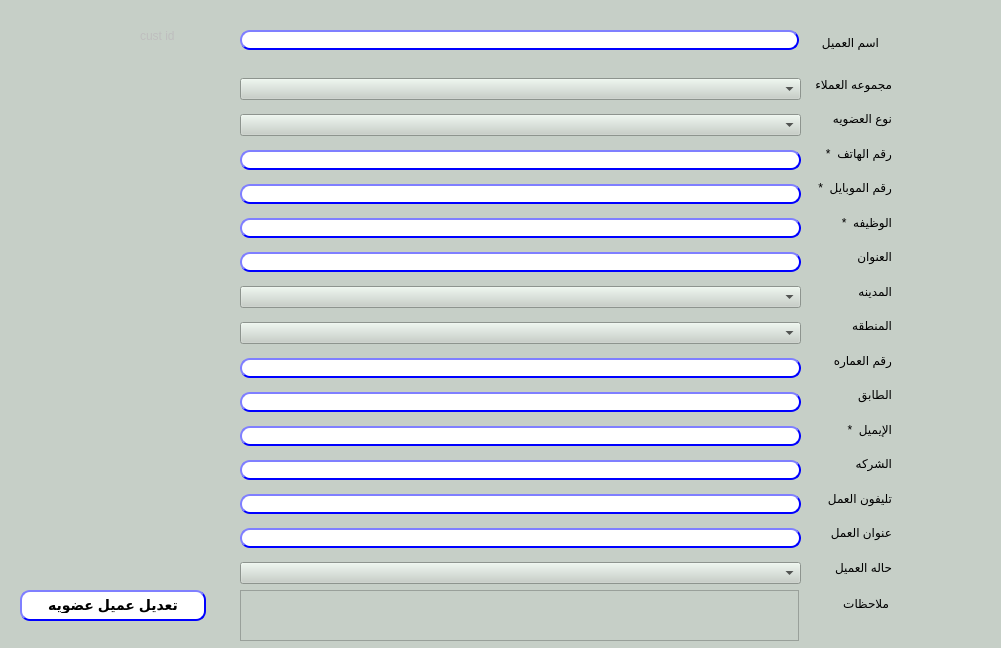
First picture: the form in presentation/loyalty_ui/modifyCustomer.ui, repository shymaa123456/HyperPOS2020, before the edit.
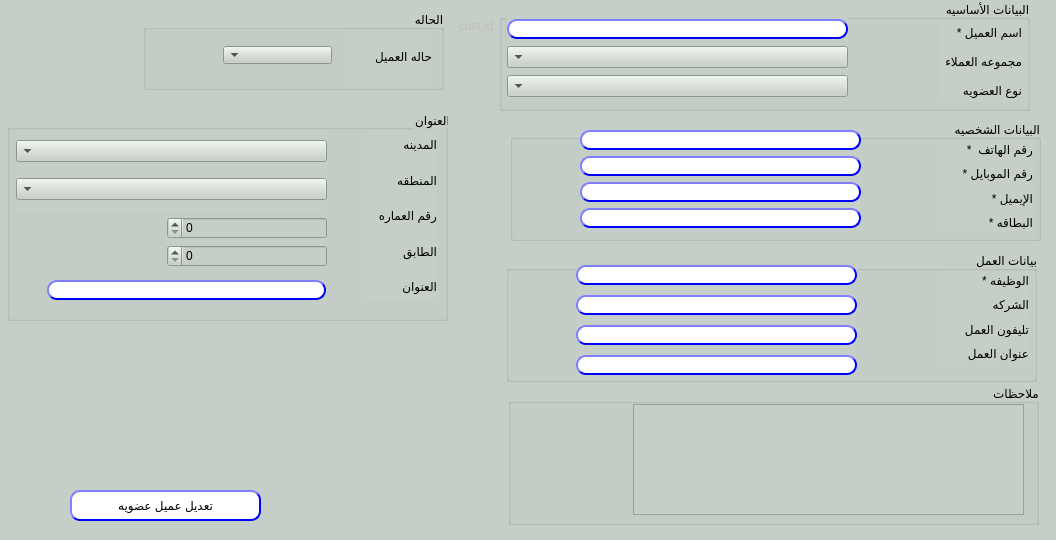
Second picture: the form after the edit.

What changed in the file:
```diff
--- a/presentation/loyalty_ui/modifyCustomer.ui
+++ b/presentation/loyalty_ui/modifyCustomer.ui
@@ -6,106 +6,88 @@
    <rect>
     <x>0</x>
     <y>0</y>
-    <width>1001</width>
-    <height>648</height>
+    <width>1056</width>
+    <height>540</height>
    </rect>
   </property>
-  <property name="acceptDrops">
-   <bool>false</bool>
+  <property name="sizePolicy">
+   <sizepolicy hsizetype="Fixed" vsizetype="Fixed">
+    <horstretch>0</horstretch>
+    <verstretch>0</verstretch>
+   </sizepolicy>
   </property>
   <property name="windowTitle">
    <string>تعديل عميل</string>
   </property>
-  <property name="autoFillBackground">
-   <bool>false</bool>
-  </property>
   <property name="styleSheet">
    <string notr="true">background-color: rgb(198, 207, 199);</string>
   </property>
-  <widget class="QWidget" name="verticalLayoutWidget">
+  <widget class="QPushButton" name="BTN_modifyCustomer">
    <property name="geometry">
     <rect>
-     <x>811</x>
-     <y>70</y>
-     <width>81</width>
-     <height>511</height>
+     <x>70</x>
+     <y>490</y>
+     <width>191</width>
+     <height>31</height>
     </rect>
    </property>
-   <layout class="QVBoxLayout" name="verticalLayout">
-    <item>
-     <widget class="QLabel" name="label_17">
-      <property name="text">
-       <string>مجموعه العملاء</string>
-      </property>
-     </widget>
-    </item>
-    <item>
-     <widget class="QLabel" name="label_14">
+   <property name="styleSheet">
+    <string notr="true">QPushButton{
+                                        background-color: white;
+                                        border-style: outset;
+                                        border-width: 2px;
+                                        border-radius: 10px;
+                                        border-color: blue;
+                                        min-width: 6em;
+                                        }
+                                        QPushButton:hover {
+                                        background: qradialgradient(
+                                        cx: 0.3, cy: -0.4, fx: 0.3, fy: -0.4,
+                                        radius: 1.35, stop: 0 #fff, stop: 1 #bbb
+                                        );
+                                        }
+                                        QPushButton:pressed {
+                                        border-style: inset;
+                                        background: qradialgradient(
+                                        cx: 0.4, cy: -0.1, fx: 0.4, fy: -0.1,
+                                        radius: 1.35, stop: 0 #fff, stop: 1 #ddd
+                                        );
+                                        }
+                                    </string>
+   </property>
       <property name="text">
-       <string>نوع العضويه</string>
-      </property>
-     </widget>
-    </item>
-    <item>
-     <widget class="QLabel" name="label_2">
-      <property name="text">
-       <string>رقم الهاتف  *</string>
-      </property>
-     </widget>
-    </item>
-    <item>
-     <widget class="QLabel" name="label">
-      <property name="text">
-       <string>رقم الموبايل  *</string>
-      </property>
-     </widget>
-    </item>
+    <string>تعديل عميل عضويه</string>
+   </property>
+  </widget>
+  <widget class="QGroupBox" name="groupBox_2">
+   <property name="geometry">
+    <rect>
+     <x>506</x>
+     <y>251</y>
+     <width>531</width>
+     <height>131</height>
+    </rect>
+   </property>
+   <property name="layoutDirection">
+    <enum>Qt::RightToLeft</enum>
+   </property>
+   <property name="title">
+    <string>بيانات العمل</string>
+   </property>
+   <widget class="QWidget" name="verticalLayoutWidget_7">
+    <property name="geometry">
+     <rect>
+      <x>432</x>
+      <y>20</y>
+      <width>91</width>
+      <height>91</height>
+     </rect>
+    </property>
+    <layout class="QVBoxLayout" name="verticalLayout_7">
     <item>
      <widget class="QLabel" name="label_4">
       <property name="text">
-       <string>الوظيفه  *</string>
-      </property>
-     </widget>
-    </item>
-    <item>
-     <widget class="QLabel" name="label_6">
-      <property name="text">
-       <string>العنوان</string>
-      </property>
-     </widget>
-    </item>
-    <item>
-     <widget class="QLabel" name="label_5">
-      <property name="text">
-       <string>المدينه</string>
-      </property>
-     </widget>
-    </item>
-    <item>
-     <widget class="QLabel" name="label_8">
-      <property name="text">
-       <string>المنطقه</string>
-      </property>
-     </widget>
-    </item>
-    <item>
-     <widget class="QLabel" name="label_7">
-      <property name="text">
-       <string>رقم العماره</string>
-      </property>
-     </widget>
-    </item>
-    <item>
-     <widget class="QLabel" name="label_9">
-      <property name="text">
-       <string>الطابق</string>
-      </property>
-     </widget>
-    </item>
-    <item>
-     <widget class="QLabel" name="label_10">
-      <property name="text">
-       <string>اﻹيميل  *</string>
+        <string>الوظيفه *</string>
       </property>
      </widget>
     </item>
@@ -130,101 +112,18 @@
       </property>
      </widget>
     </item>
-    <item>
-     <widget class="QLabel" name="label_15">
-      <property name="text">
-       <string>حاله العميل</string>
-      </property>
-     </widget>
-    </item>
-   </layout>
-  </widget>
-  <widget class="QWidget" name="verticalLayoutWidget_2">
+    </layout>
+   </widget>
+   <widget class="QWidget" name="verticalLayoutWidget_8">
    <property name="geometry">
     <rect>
-     <x>240</x>
-     <y>70</y>
-     <width>561</width>
-     <height>523</height>
-    </rect>
-   </property>
-   <layout class="QVBoxLayout" name="verticalLayout_2">
-    <item>
-     <widget class="QComboBox" name="CMB_custGroup">
-      <property name="duplicatesEnabled">
-       <bool>true</bool>
-      </property>
-     </widget>
-    </item>
-    <item>
-     <widget class="QComboBox" name="CMB_loyalityType">
-      <property name="duplicatesEnabled">
-       <bool>true</bool>
-      </property>
-     </widget>
-    </item>
-    <item>
-     <widget class="QLineEdit" name="lE_phone">
-      <property name="styleSheet">
-       <string notr="true">QLineEdit{
-                                        background-color: white;
-                                        border-style: outset;
-                                        border-width: 2px;
-                                        border-radius: 10px;
-                                        border-color: blue;
-                                        min-width: 6em;
-                                        }
-                                        QLineEdit:hover {
-                                        background: qradialgradient(
-                                        cx: 0.3, cy: -0.4, fx: 0.3, fy: -0.4,
-                                        radius: 1.35, stop: 0 #fff, stop: 1 #bbb
-                                        );
-                                        }
-                                       QLineEdit:pressed {
-                                        border-style: inset;
-                                        background: qradialgradient(
-                                        cx: 0.4, cy: -0.1, fx: 0.4, fy: -0.1,
-                                        radius: 1.35, stop: 0 #fff, stop: 1 #ddd
-                                        );
-                                        }
-                                    </string>
-      </property>
-      <property name="text">
-       <string/>
-      </property>
-     </widget>
-    </item>
-    <item>
-     <widget class="QLineEdit" name="lE_mobile">
-      <property name="styleSheet">
-       <string notr="true">QLineEdit{
-                                        background-color: white;
-                                        border-style: outset;
-                                        border-width: 2px;
-                                        border-radius: 10px;
-                                        border-color: blue;
-                                        min-width: 6em;
-                                        }
-                                        QLineEdit:hover {
-                                        background: qradialgradient(
-                                        cx: 0.3, cy: -0.4, fx: 0.3, fy: -0.4,
-                                        radius: 1.35, stop: 0 #fff, stop: 1 #bbb
-                                        );
-                                        }
-                                       QLineEdit:pressed {
-                                        border-style: inset;
-                                        background: qradialgradient(
-                                        cx: 0.4, cy: -0.1, fx: 0.4, fy: -0.1,
-                                        radius: 1.35, stop: 0 #fff, stop: 1 #ddd
-                                        );
-                                        }
-                                    </string>
-      </property>
-      <property name="text">
-       <string/>
-      </property>
-     </widget>
-    </item>
+      <x>70</x>
+      <y>10</y>
+      <width>281</width>
+      <height>119</height>
+     </rect>
+    </property>
+    <layout class="QVBoxLayout" name="verticalLayout_8">
     <item>
      <widget class="QLineEdit" name="LE_job">
       <property name="styleSheet">
@@ -259,141 +158,6 @@
       </property>
      </widget>
     </item>
-    <item>
-     <widget class="QLineEdit" name="LE_address">
-      <property name="styleSheet">
-       <string notr="true">QLineEdit{
-                                        background-color: white;
-                                        border-style: outset;
-                                        border-width: 2px;
-                                        border-radius: 10px;
-                                        border-color: blue;
-                                        min-width: 6em;
-                                        }
-                                        QLineEdit:hover {
-                                        background: qradialgradient(
-                                        cx: 0.3, cy: -0.4, fx: 0.3, fy: -0.4,
-                                        radius: 1.35, stop: 0 #fff, stop: 1 #bbb
-                                        );
-                                        }
-                                       QLineEdit:pressed {
-                                        border-style: inset;
-                                        background: qradialgradient(
-                                        cx: 0.4, cy: -0.1, fx: 0.4, fy: -0.1,
-                                        radius: 1.35, stop: 0 #fff, stop: 1 #ddd
-                                        );
-                                        }
-                                    </string>
-      </property>
-      <property name="text">
-       <string/>
-      </property>
-      <property name="maxLength">
-       <number>50</number>
-      </property>
-     </widget>
-    </item>
-    <item>
-     <widget class="QComboBox" name="CMB_city">
-      <property name="duplicatesEnabled">
-       <bool>true</bool>
-      </property>
-     </widget>
-    </item>
-    <item>
-     <widget class="QComboBox" name="CMB_district">
-      <property name="duplicatesEnabled">
-       <bool>true</bool>
-      </property>
-     </widget>
-    </item>
-    <item>
-     <widget class="QLineEdit" name="LE_building">
-      <property name="styleSheet">
-       <string notr="true">QLineEdit{
-                                        background-color: white;
-                                        border-style: outset;
-                                        border-width: 2px;
-                                        border-radius: 10px;
-                                        border-color: blue;
-                                        min-width: 6em;
-                                        }
-                                        QLineEdit:hover {
-                                        background: qradialgradient(
-                                        cx: 0.3, cy: -0.4, fx: 0.3, fy: -0.4,
-                                        radius: 1.35, stop: 0 #fff, stop: 1 #bbb
-                                        );
-                                        }
-                                       QLineEdit:pressed {
-                                        border-style: inset;
-                                        background: qradialgradient(
-                                        cx: 0.4, cy: -0.1, fx: 0.4, fy: -0.1,
-                                        radius: 1.35, stop: 0 #fff, stop: 1 #ddd
-                                        );
-                                        }
-                                    </string>
-      </property>
-     </widget>
-    </item>
-    <item>
-     <widget class="QLineEdit" name="LE_floor">
-      <property name="styleSheet">
-       <string notr="true">QLineEdit{
-                                        background-color: white;
-                                        border-style: outset;
-                                        border-width: 2px;
-                                        border-radius: 10px;
-                                        border-color: blue;
-                                        min-width: 6em;
-                                        }
-                                        QLineEdit:hover {
-                                        background: qradialgradient(
-                                        cx: 0.3, cy: -0.4, fx: 0.3, fy: -0.4,
-                                        radius: 1.35, stop: 0 #fff, stop: 1 #bbb
-                                        );
-                                        }
-                                       QLineEdit:pressed {
-                                        border-style: inset;
-                                        background: qradialgradient(
-                                        cx: 0.4, cy: -0.1, fx: 0.4, fy: -0.1,
-                                        radius: 1.35, stop: 0 #fff, stop: 1 #ddd
-                                        );
-                                        }
-                                    </string>
-      </property>
-     </widget>
-    </item>
-    <item>
-     <widget class="QLineEdit" name="LE_email">
-      <property name="styleSheet">
-       <string notr="true">QLineEdit{
-                                        background-color: white;
-                                        border-style: outset;
-                                        border-width: 2px;
-                                        border-radius: 10px;
-                                        border-color: blue;
-                                        min-width: 6em;
-                                        }
-                                        QLineEdit:hover {
-                                        background: qradialgradient(
-                                        cx: 0.3, cy: -0.4, fx: 0.3, fy: -0.4,
-                                        radius: 1.35, stop: 0 #fff, stop: 1 #bbb
-                                        );
-                                        }
-                                       QLineEdit:pressed {
-                                        border-style: inset;
-                                        background: qradialgradient(
-                                        cx: 0.4, cy: -0.1, fx: 0.4, fy: -0.1,
-                                        radius: 1.35, stop: 0 #fff, stop: 1 #ddd
-                                        );
-                                        }
-                                    </string>
-      </property>
-      <property name="text">
-       <string/>
-      </property>
-     </widget>
-    </item>
     <item>
      <widget class="QLineEdit" name="LE_company">
       <property name="styleSheet">
@@ -494,60 +258,148 @@
       </property>
      </widget>
     </item>
+    </layout>
+   </widget>
+  </widget>
+  <widget class="QGroupBox" name="groupBox_3">
+   <property name="geometry">
+    <rect>
+     <x>7</x>
+     <y>110</y>
+     <width>441</width>
+     <height>211</height>
+    </rect>
+   </property>
+   <property name="layoutDirection">
+    <enum>Qt::RightToLeft</enum>
+   </property>
+   <property name="title">
+    <string>العنوان</string>
+   </property>
+   <widget class="QWidget" name="verticalLayoutWidget_9">
+    <property name="geometry">
+     <rect>
+      <x>359</x>
+      <y>20</y>
+      <width>71</width>
+      <height>171</height>
+     </rect>
+    </property>
+    <layout class="QVBoxLayout" name="verticalLayout_9">
     <item>
-     <widget class="QComboBox" name="CMB_status">
-      <property name="autoFillBackground">
-       <bool>false</bool>
-      </property>
+      <widget class="QLabel" name="label_5">
+       <property name="text">
+        <string>المدينه</string>
+       </property>
+      </widget>
+     </item>
+     <item>
+      <widget class="QLabel" name="label_8">
+       <property name="text">
+        <string>المنطقه</string>
+       </property>
+      </widget>
+     </item>
+     <item>
+      <widget class="QLabel" name="label_7">
+       <property name="text">
+        <string>رقم العماره</string>
+       </property>
+      </widget>
+     </item>
+     <item>
+      <widget class="QLabel" name="label_9">
+       <property name="text">
+        <string>الطابق</string>
+       </property>
+      </widget>
+     </item>
+     <item>
+      <widget class="QLabel" name="label_6">
+       <property name="text">
+        <string>العنوان</string>
+       </property>
+      </widget>
+     </item>
+    </layout>
+   </widget>
+   <widget class="QWidget" name="verticalLayoutWidget_10">
+    <property name="geometry">
+     <rect>
+      <x>9</x>
+      <y>20</y>
+      <width>311</width>
+      <height>81</height>
+     </rect>
+    </property>
+    <layout class="QVBoxLayout" name="verticalLayout_10">
+     <item>
+      <widget class="QComboBox" name="CMB_city">
       <property name="duplicatesEnabled">
        <bool>true</bool>
       </property>
      </widget>
     </item>
-   </layout>
-   <zorder>CMB_loyalityType</zorder>
-   <zorder>lE_phone</zorder>
-   <zorder>LE_job</zorder>
-   <zorder>lE_mobile</zorder>
-   <zorder>LE_address</zorder>
-   <zorder>LE_building</zorder>
-   <zorder>LE_floor</zorder>
-   <zorder>LE_email</zorder>
-   <zorder>LE_company</zorder>
-   <zorder>LE_workPhone</zorder>
-   <zorder>LE_workAddress</zorder>
-   <zorder>CMB_custGroup</zorder>
-   <zorder>CMB_status</zorder>
-   <zorder>CMB_city</zorder>
-   <zorder>CMB_district</zorder>
-  </widget>
-  <widget class="QPushButton" name="BTN_modifyCustomer">
+     <item>
+      <widget class="QComboBox" name="CMB_district">
+       <property name="duplicatesEnabled">
+        <bool>true</bool>
+       </property>
+      </widget>
+     </item>
+    </layout>
+   </widget>
+   <widget class="QWidget" name="verticalLayoutWidget_11">
    <property name="geometry">
     <rect>
-     <x>20</x>
-     <y>590</y>
-     <width>186</width>
-     <height>31</height>
+      <x>160</x>
+      <y>107</y>
+      <width>160</width>
+      <height>51</height>
+     </rect>
+    </property>
+    <layout class="QVBoxLayout" name="verticalLayout_11">
+     <item>
+      <widget class="QSpinBox" name="LE_floor">
+       <property name="maximum">
+        <number>999</number>
+       </property>
+      </widget>
+     </item>
+     <item>
+      <widget class="QSpinBox" name="LE_building">
+       <property name="maximum">
+        <number>99999</number>
+       </property>
+      </widget>
+     </item>
+    </layout>
+   </widget>
+   <widget class="QLineEdit" name="LE_address">
+    <property name="geometry">
+     <rect>
+      <x>40</x>
+      <y>170</y>
+      <width>279</width>
+      <height>20</height>
     </rect>
    </property>
    <property name="styleSheet">
-    <string notr="true">QPushButton{
+     <string notr="true">QLineEdit{
                                         background-color: white;
                                         border-style: outset;
                                         border-width: 2px;
                                         border-radius: 10px;
                                         border-color: blue;
-                                        font: bold 14px;
-                                        min-width:6em;
- padding: 6px;
-                                       }
-                                        QPushButton:hover {
+                                        min-width: 6em;
+                                        }
+                                        QLineEdit:hover {
                                         background: qradialgradient(
                                         cx: 0.3, cy: -0.4, fx: 0.3, fy: -0.4,
                                         radius: 1.35, stop: 0 #fff, stop: 1 #bbb
                                         );
                                         }
-                                        QPushButton:pressed {
+                                       QLineEdit:pressed {
                                         border-style: inset;
                                         background: qradialgradient(
                                         cx: 0.4, cy: -0.1, fx: 0.4, fy: -0.1,
@@ -557,21 +409,12 @@
                                     </string>
    </property>
    <property name="text">
-    <string>تعديل عميل عضويه</string>
-   </property>
-  </widget>
-  <widget class="QLabel" name="label_3">
-   <property name="geometry">
-    <rect>
-     <x>770</x>
-     <y>30</y>
-     <width>109</width>
-     <height>25</height>
-    </rect>
-   </property>
-   <property name="text">
-    <string>اسم العميل</string>
-   </property>
+     <string/>
+    </property>
+    <property name="maxLength">
+     <number>20</number>
+    </property>
+   </widget>
   </widget>
   <widget class="QLabel" name="LB_custID">
    <property name="enabled">
@@ -579,9 +422,9 @@
    </property>
    <property name="geometry">
     <rect>
-     <x>140</x>
-     <y>20</y>
-     <width>91</width>
+     <x>459</x>
+     <y>10</y>
+     <width>41</width>
      <height>31</height>
     </rect>
    </property>
@@ -589,18 +432,33 @@
     <string>cust id</string>
    </property>
   </widget>
+  <widget class="QGroupBox" name="groupBox_5">
+   <property name="geometry">
+    <rect>
+     <x>499</x>
+     <y>0</y>
+     <width>531</width>
+     <height>111</height>
+    </rect>
+   </property>
+   <property name="layoutDirection">
+    <enum>Qt::RightToLeft</enum>
+   </property>
+   <property name="title">
+    <string>البيانات الأساسيه</string>
+   </property>
+   <widget class="QWidget" name="verticalLayoutWidget_4">
+    <property name="geometry">
+     <rect>
+      <x>8</x>
+      <y>18</y>
+      <width>341</width>
+      <height>80</height>
+     </rect>
+    </property>
+    <layout class="QVBoxLayout" name="verticalLayout_4">
+     <item>
   <widget class="QLineEdit" name="LE_name">
-   <property name="enabled">
-    <bool>true</bool>
-   </property>
-   <property name="geometry">
-    <rect>
-     <x>240</x>
-     <y>30</y>
-     <width>559</width>
-     <height>20</height>
-    </rect>
-   </property>
    <property name="styleSheet">
     <string notr="true">QLineEdit{
                                         background-color: white;
@@ -632,28 +490,307 @@
     <number>50</number>
    </property>
   </widget>
+     </item>
+     <item>
+      <widget class="QComboBox" name="CMB_custGroup"/>
+     </item>
+     <item>
+      <widget class="QComboBox" name="CMB_loyalityType"/>
+     </item>
+    </layout>
+   </widget>
+   <widget class="QWidget" name="verticalLayoutWidget_3">
+    <property name="geometry">
+     <rect>
+      <x>442</x>
+      <y>21</y>
+      <width>81</width>
+      <height>81</height>
+     </rect>
+    </property>
+    <layout class="QVBoxLayout" name="verticalLayout_3">
+     <item>
+      <widget class="QLabel" name="label_3">
+       <property name="text">
+        <string>اسم العميل *</string>
+       </property>
+      </widget>
+     </item>
+     <item>
+      <widget class="QLabel" name="label_17">
+       <property name="text">
+        <string>مجموعه العملاء</string>
+       </property>
+      </widget>
+     </item>
+     <item>
+      <widget class="QLabel" name="label_14">
+       <property name="text">
+        <string>نوع العضويه</string>
+       </property>
+      </widget>
+     </item>
+    </layout>
+   </widget>
+  </widget>
+  <widget class="QGroupBox" name="groupBox_6">
+   <property name="geometry">
+    <rect>
+     <x>143</x>
+     <y>10</y>
+     <width>301</width>
+     <height>80</height>
+    </rect>
+   </property>
+   <property name="layoutDirection">
+    <enum>Qt::RightToLeft</enum>
+   </property>
+   <property name="title">
+    <string>الحاله</string>
+   </property>
+   <widget class="QLabel" name="label_18">
+    <property name="geometry">
+     <rect>
+      <x>200</x>
+      <y>20</y>
+      <width>89</width>
+      <height>52</height>
+     </rect>
+    </property>
+    <property name="text">
+     <string>حاله العميل</string>
+    </property>
+   </widget>
+   <widget class="QComboBox" name="CMB_status">
+    <property name="geometry">
+     <rect>
+      <x>80</x>
+      <y>36</y>
+      <width>109</width>
+      <height>18</height>
+     </rect>
+    </property>
+   </widget>
+  </widget>
+  <widget class="QGroupBox" name="groupBox_4">
+   <property name="geometry">
+    <rect>
+     <x>508</x>
+     <y>384</y>
+     <width>531</width>
+     <height>141</height>
+    </rect>
+   </property>
+   <property name="layoutDirection">
+    <enum>Qt::RightToLeft</enum>
+   </property>
+   <property name="title">
+    <string>ملاحظات</string>
+   </property>
   <widget class="QTextEdit" name="LE_notes">
    <property name="geometry">
     <rect>
-     <x>240</x>
-     <y>590</y>
-     <width>559</width>
-     <height>51</height>
+      <x>125</x>
+      <y>20</y>
+      <width>391</width>
+      <height>111</height>
     </rect>
    </property>
   </widget>
+  </widget>
+  <widget class="QGroupBox" name="groupBox">
+   <property name="geometry">
+    <rect>
+     <x>510</x>
+     <y>120</y>
+     <width>531</width>
+     <height>121</height>
+    </rect>
+   </property>
+   <property name="layoutDirection">
+    <enum>Qt::RightToLeft</enum>
+   </property>
+   <property name="title">
+    <string>البيانات الشخصيه </string>
+   </property>
+   <widget class="QWidget" name="verticalLayoutWidget_5">
+    <property name="geometry">
+     <rect>
+      <x>432</x>
+      <y>20</y>
+      <width>91</width>
+      <height>91</height>
+     </rect>
+    </property>
+    <layout class="QVBoxLayout" name="verticalLayout_5">
+     <item>
+      <widget class="QLabel" name="label_2">
+       <property name="text">
+        <string>رقم الهاتف  *</string>
+       </property>
+      </widget>
+     </item>
+     <item>
+      <widget class="QLabel" name="label">
+       <property name="text">
+        <string>رقم الموبايل *</string>
+       </property>
+      </widget>
+     </item>
+     <item>
+      <widget class="QLabel" name="label_10">
+       <property name="text">
+        <string>اﻹيميل *</string>
+       </property>
+      </widget>
+     </item>
+     <item>
   <widget class="QLabel" name="label_16">
+       <property name="text">
+        <string>البطاقه *</string>
+       </property>
+      </widget>
+     </item>
+    </layout>
+   </widget>
+   <widget class="QWidget" name="verticalLayoutWidget_6">
    <property name="geometry">
     <rect>
-     <x>810</x>
-     <y>590</y>
-     <width>79</width>
-     <height>26</height>
-    </rect>
-   </property>
+      <x>70</x>
+      <y>10</y>
+      <width>281</width>
+      <height>100</height>
+     </rect>
+    </property>
+    <layout class="QVBoxLayout" name="verticalLayout_6">
+     <item>
+      <widget class="QLineEdit" name="lE_phone">
+       <property name="styleSheet">
+        <string notr="true">QLineEdit{
+                                        background-color: white;
+                                        border-style: outset;
+                                        border-width: 2px;
+                                        border-radius: 10px;
+                                        border-color: blue;
+                                        min-width: 6em;
+                                        }
+                                        QLineEdit:hover {
+                                        background: qradialgradient(
+                                        cx: 0.3, cy: -0.4, fx: 0.3, fy: -0.4,
+                                        radius: 1.35, stop: 0 #fff, stop: 1 #bbb
+                                        );
+                                        }
+                                       QLineEdit:pressed {
+                                        border-style: inset;
+                                        background: qradialgradient(
+                                        cx: 0.4, cy: -0.1, fx: 0.4, fy: -0.1,
+                                        radius: 1.35, stop: 0 #fff, stop: 1 #ddd
+                                        );
+                                        }
+                                    
+                            </string>
+       </property>
    <property name="text">
-    <string>ملاحظات</string>
-   </property>
+        <string/>
+       </property>
+      </widget>
+     </item>
+     <item>
+      <widget class="QLineEdit" name="lE_mobile">
+       <property name="styleSheet">
+        <string notr="true">QLineEdit{
+                                        background-color: white;
+                                        border-style: outset;
+                                        border-width: 2px;
+                                        border-radius: 10px;
+                                        border-color: blue;
+                                        min-width: 6em;
+                                        }
+                                        QLineEdit:hover {
+                                        background: qradialgradient(
+                                        cx: 0.3, cy: -0.4, fx: 0.3, fy: -0.4,
+                                        radius: 1.35, stop: 0 #fff, stop: 1 #bbb
+                                        );
+                                        }
+                                       QLineEdit:pressed {
+                                        border-style: inset;
+                                        background: qradialgradient(
+                                        cx: 0.4, cy: -0.1, fx: 0.4, fy: -0.1,
+                                        radius: 1.35, stop: 0 #fff, stop: 1 #ddd
+                                        );
+                                        }
+                                    
+                            </string>
+       </property>
+       <property name="text">
+        <string/>
+       </property>
+      </widget>
+     </item>
+     <item>
+      <widget class="QLineEdit" name="LE_email">
+       <property name="styleSheet">
+        <string notr="true">QLineEdit{
+                                        background-color: white;
+                                        border-style: outset;
+                                        border-width: 2px;
+                                        border-radius: 10px;
+                                        border-color: blue;
+                                        min-width: 6em;
+                                        }
+                                        QLineEdit:hover {
+                                        background: qradialgradient(
+                                        cx: 0.3, cy: -0.4, fx: 0.3, fy: -0.4,
+                                        radius: 1.35, stop: 0 #fff, stop: 1 #bbb
+                                        );
+                                        }
+                                       QLineEdit:pressed {
+                                        border-style: inset;
+                                        background: qradialgradient(
+                                        cx: 0.4, cy: -0.1, fx: 0.4, fy: -0.1,
+                                        radius: 1.35, stop: 0 #fff, stop: 1 #ddd
+                                        );
+                                        }
+                                    </string>
+       </property>
+       <property name="text">
+        <string/>
+       </property>
+      </widget>
+     </item>
+     <item>
+      <widget class="QLineEdit" name="LE_nationalID">
+       <property name="styleSheet">
+        <string notr="true">QLineEdit{
+                                        background-color: white;
+                                        border-style: outset;
+                                        border-width: 2px;
+                                        border-radius: 10px;
+                                        border-color: blue;
+                                        min-width: 6em;
+                                        }
+                                        QLineEdit:hover {
+                                        background: qradialgradient(
+                                        cx: 0.3, cy: -0.4, fx: 0.3, fy: -0.4,
+                                        radius: 1.35, stop: 0 #fff, stop: 1 #bbb
+                                        );
+                                        }
+                                       QLineEdit:pressed {
+                                        border-style: inset;
+                                        background: qradialgradient(
+                                        cx: 0.4, cy: -0.1, fx: 0.4, fy: -0.1,
+                                        radius: 1.35, stop: 0 #fff, stop: 1 #ddd
+                                        );
+                                        }
+                                    </string>
+       </property>
+       <property name="text">
+        <string/>
+       </property>
+      </widget>
+     </item>
+    </layout>
+   </widget>
   </widget>
  </widget>
  <resources/>
```
Left out of the diff: 5 changed lines with no effect on the pictures. Lines whose indentation alone changed are shown as unchanged.
